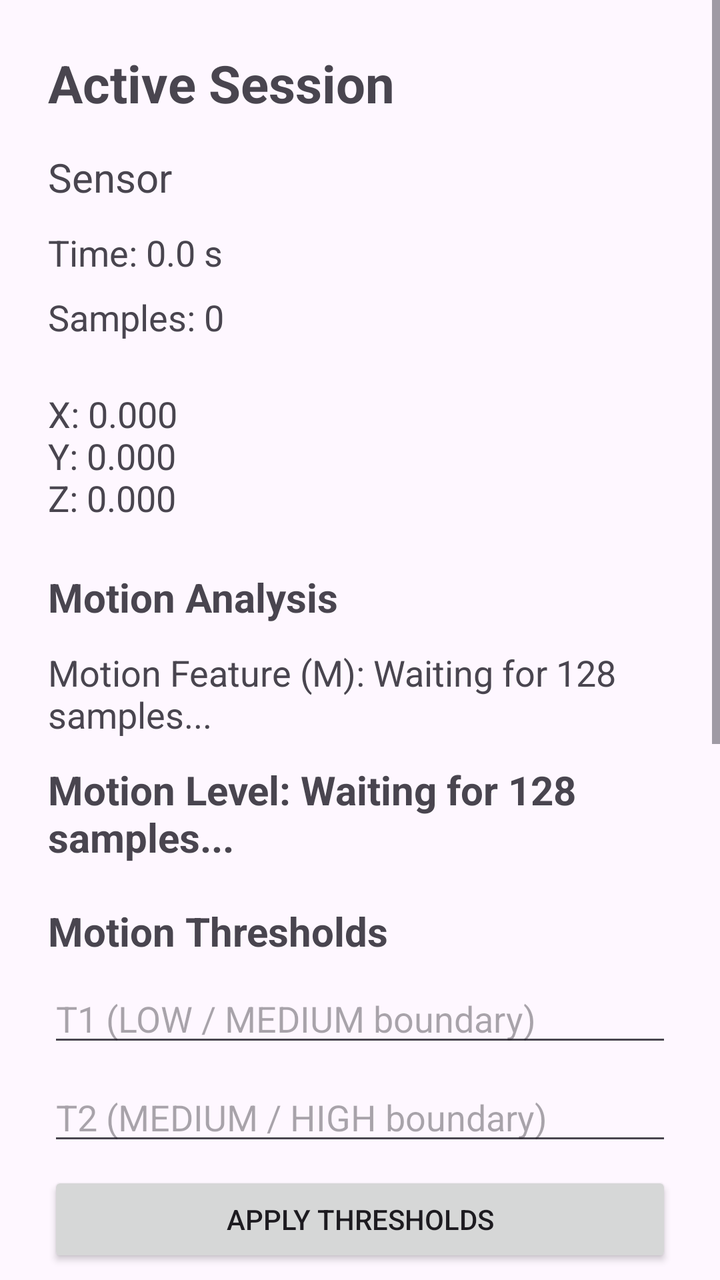
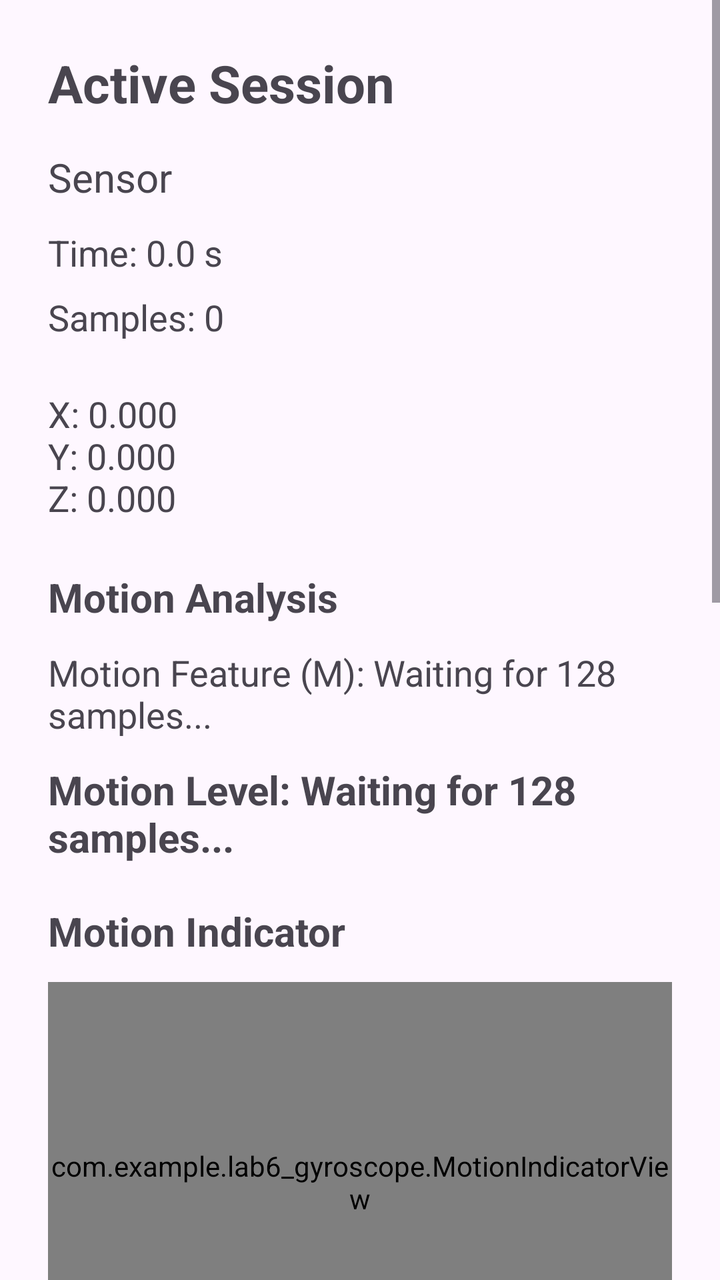

Compare the two renders of this Android layout. The source of the first and the diff that turns it into the second are given below.
<!-- AndroidManifest.xml: application theme Theme.Lab6Gyroscope -->
<!-- res/layout/activity_session.xml -->
<?xml version="1.0" encoding="utf-8"?>
<ScrollView xmlns:android="http://schemas.android.com/apk/res/android"
    android:layout_width="match_parent"
    android:layout_height="match_parent">

    <LinearLayout
        android:layout_width="match_parent"
        android:layout_height="wrap_content"
        android:orientation="vertical"
        android:padding="24dp">

        <TextView
            android:layout_width="match_parent"
            android:layout_height="wrap_content"
            android:text="Active Session"
            android:textSize="26sp"
            android:textStyle="bold" />

        <TextView
            android:id="@+id/tvSensorName"
            android:layout_width="match_parent"
            android:layout_height="wrap_content"
            android:text="Sensor"
            android:textSize="20sp"
            android:layout_marginTop="16dp" />

        <TextView
            android:id="@+id/tvElapsedTime"
            android:layout_width="match_parent"
            android:layout_height="wrap_content"
            android:text="Time: 0.0 s"
            android:textSize="18sp"
            android:layout_marginTop="12dp" />

        <TextView
            android:id="@+id/tvSampleCount"
            android:layout_width="match_parent"
            android:layout_height="wrap_content"
            android:text="Samples: 0"
            android:textSize="18sp"
            android:layout_marginTop="8dp" />

        <TextView
            android:id="@+id/tvSensorValues"
            android:layout_width="match_parent"
            android:layout_height="wrap_content"
            android:text="X: 0.000&#10;Y: 0.000&#10;Z: 0.000"
            android:textSize="18sp"
            android:layout_marginTop="24dp" />

        <TextView
            android:layout_width="match_parent"
            android:layout_height="wrap_content"
            android:text="Motion Analysis"
            android:textSize="20sp"
            android:textStyle="bold"
            android:layout_marginTop="24dp" />

        <TextView
            android:id="@+id/tvMotionFeature"
            android:layout_width="match_parent"
            android:layout_height="wrap_content"
            android:text="Motion Feature (M): Waiting for 128 samples..."
            android:textSize="18sp"
            android:layout_marginTop="12dp" />

        <TextView
            android:id="@+id/tvMotionLevel"
            android:layout_width="match_parent"
            android:layout_height="wrap_content"
            android:text="Motion Level: Waiting for 128 samples..."
            android:textSize="20sp"
            android:textStyle="bold"
            android:layout_marginTop="12dp" />

        <TextView
            android:layout_width="match_parent"
            android:layout_height="wrap_content"
            android:text="Motion Thresholds"
            android:textSize="20sp"
            android:textStyle="bold"
            android:layout_marginTop="20dp" />

        <EditText
            android:id="@+id/editThreshold1"
            android:layout_width="match_parent"
            android:layout_height="wrap_content"
            android:hint="T1 (LOW / MEDIUM boundary)"
            android:inputType="numberDecimal"
            android:layout_marginTop="8dp" />

        <EditText
            android:id="@+id/editThreshold2"
            android:layout_width="match_parent"
            android:layout_height="wrap_content"
            android:hint="T2 (MEDIUM / HIGH boundary)"
            android:inputType="numberDecimal"
            android:layout_marginTop="8dp" />

        <Button
            android:id="@+id/btnApplyThresholds"
            android:layout_width="match_parent"
            android:layout_height="wrap_content"
            android:text="Apply Thresholds"
            android:layout_marginTop="8dp" />

        <TextView
            android:layout_width="match_parent"
            android:layout_height="wrap_content"
            android:text="Time-Domain Graph"
            android:textSize="20sp"
            android:textStyle="bold"
            android:layout_marginTop="24dp" />

        <com.example.lab6_gyroscope.SensorGraphView
            android:id="@+id/sensorGraph"
            android:layout_width="match_parent"
            android:layout_height="300dp"
            android:layout_marginTop="12dp"
            android:background="#F5F5F5" />

        <Button
            android:id="@+id/btnStopSession"
            android:layout_width="match_parent"
            android:layout_height="wrap_content"
            android:text="Stop Session"
            android:layout_marginTop="32dp" />

    </LinearLayout>
</ScrollView>
<!-- resources referenced by this layout -->
<resources>
  <style name="Theme.Lab6Gyroscope" parent="Base.Theme.Lab6Gyroscope" />
  <style name="Base.Theme.Lab6Gyroscope" parent="Theme.Material3.DayNight.NoActionBar">
          
          
      </style>
</resources>

<!-- the commit's change to res/layout/activity_session.xml (unified diff, before → after) -->
@@ -76,6 +76,21 @@
         <TextView
             android:layout_width="match_parent"
             android:layout_height="wrap_content"
+            android:text="Motion Indicator"
+            android:textSize="20sp"
+            android:textStyle="bold"
+            android:layout_marginTop="20dp" />
+
+        <com.example.lab6_gyroscope.MotionIndicatorView
+            android:id="@+id/motionIndicator"
+            android:layout_width="match_parent"
+            android:layout_height="200dp"
+            android:layout_marginTop="12dp"
+            android:background="#F0F0F0" />
+
+        <TextView
+            android:layout_width="match_parent"
+            android:layout_height="wrap_content"
             android:text="Motion Thresholds"
             android:textSize="20sp"
             android:textStyle="bold"
